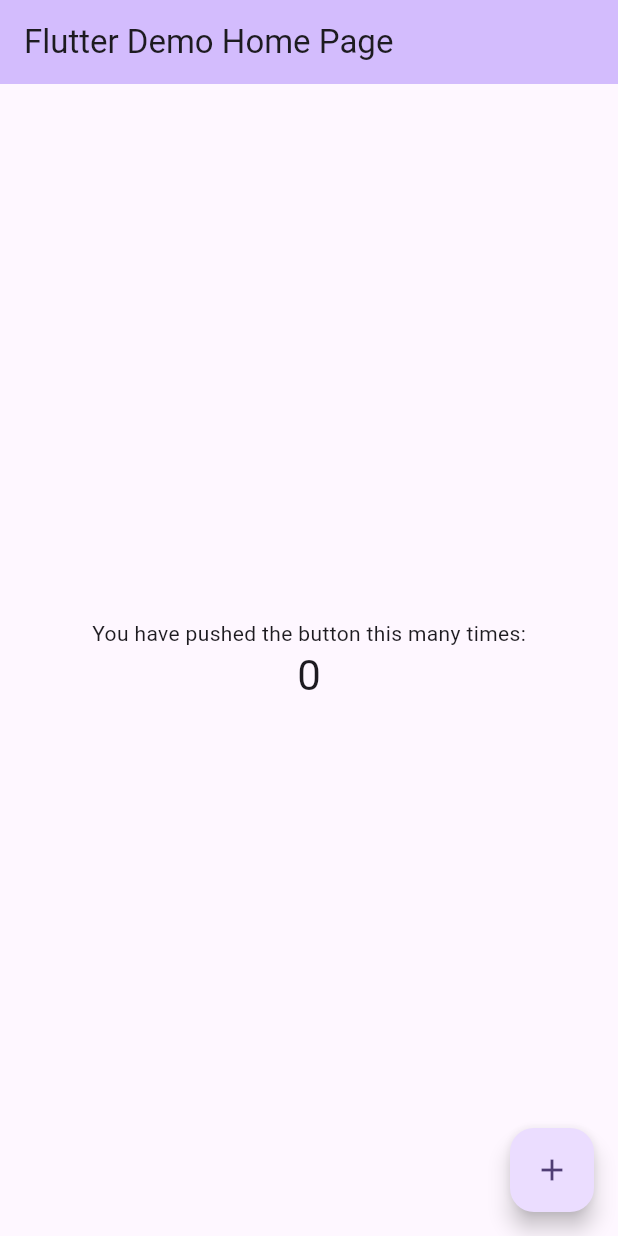
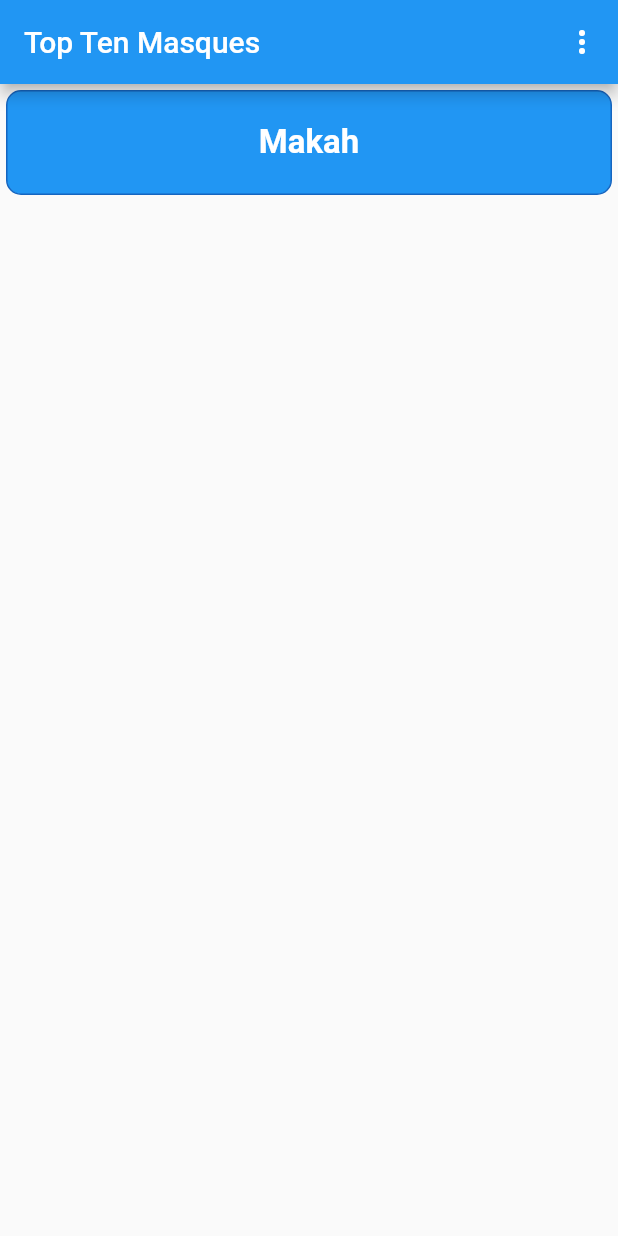
Before and after one commit to HeshmatGhaffariHadid/TopTen, a Flutter app: the screen it shows after launch, on a phone screen of 412 x 824 dp. Run offline on Flutter 3.47's test engine with Material 2 defaults, Android fonts, the phone set to English and light mode, and no system bars.

Commit message:
Popup menu button added

```diff
--- a/lib/main.dart
+++ b/lib/main.dart
@@ -1,125 +1,69 @@
 import 'package:flutter/material.dart';
 
 void main() {
-  runApp(const MyApp());
+  runApp(HomePage());
 }
 
-class MyApp extends StatelessWidget {
-  const MyApp({super.key});
+class HomePage extends StatelessWidget {
+  String selectedOption = '';
 
-  // This widget is the root of your application.
   @override
   Widget build(BuildContext context) {
     return MaterialApp(
-      title: 'Flutter Demo',
-      theme: ThemeData(
-        // This is the theme of your application.
-        //
-        // TRY THIS: Try running your application with "flutter run". You'll see
-        // the application has a blue toolbar. Then, without quitting the app,
-        // try changing the seedColor in the colorScheme below to Colors.green
-        // and then invoke "hot reload" (save your changes or press the "hot
-        // reload" button in a Flutter-supported IDE, or press "r" if you used
-        // the command line to start the app).
-        //
-        // Notice that the counter didn't reset back to zero; the application
-        // state is not lost during the reload. To reset the state, use hot
-        // restart instead.
-        //
-        // This works for code too, not just values: Most code changes can be
-        // tested with just a hot reload.
-        colorScheme: ColorScheme.fromSeed(seedColor: Colors.deepPurple),
-        useMaterial3: true,
+      home: Scaffold(
+        appBar: AppBar(
+          title: Text('Top Ten Masques'),
+          actions: [
+            PopupMenuButton(
+              onSelected: (String selected) {
+                selectedOption = selected;
+              },
+              itemBuilder: (BuildContext context) => [
+                PopupMenuItem(
+                  value: 'share',
+                  child: Text('Share the app'),
                 ),
-      home: const MyHomePage(title: 'Flutter Demo Home Page'),
-    );
-  }
-}
-
-class MyHomePage extends StatefulWidget {
-  const MyHomePage({super.key, required this.title});
-
-  // This widget is the home page of your application. It is stateful, meaning
-  // that it has a State object (defined below) that contains fields that affect
-  // how it looks.
-
-  // This class is the configuration for the state. It holds the values (in this
-  // case the title) provided by the parent (in this case the App widget) and
-  // used by the build method of the State. Fields in a Widget subclass are
-  // always marked "final".
-
-  final String title;
-
-  @override
-  State<MyHomePage> createState() => _MyHomePageState();
-}
-
-class _MyHomePageState extends State<MyHomePage> {
-  int _counter = 0;
-
-  void _incrementCounter() {
-    setState(() {
-      // This call to setState tells the Flutter framework that something has
-      // changed in this State, which causes it to rerun the build method below
-      // so that the display can reflect the updated values. If we changed
-      // _counter without calling setState(), then the build method would not be
-      // called again, and so nothing would appear to happen.
-      _counter++;
-    });
-  }
-
-  @override
-  Widget build(BuildContext context) {
-    // This method is rerun every time setState is called, for instance as done
-    // by the _incrementCounter method above.
-    //
-    // The Flutter framework has been optimized to make rerunning build methods
-    // fast, so that you can just rebuild anything that needs updating rather
-    // than having to individually change instances of widgets.
-    return Scaffold(
-      appBar: AppBar(
-        // TRY THIS: Try changing the color here to a specific color (to
-        // Colors.amber, perhaps?) and trigger a hot reload to see the AppBar
-        // change color while the other colors stay the same.
-        backgroundColor: Theme.of(context).colorScheme.inversePrimary,
-        // Here we take the value from the MyHomePage object that was created by
-        // the App.build method, and use it to set our appbar title.
-        title: Text(widget.title),
+                PopupMenuItem(
+                  value: 'about',
+                  child: Text('About'),
                 ),
-      body: Center(
-        // Center is a layout widget. It takes a single child and positions it
-        // in the middle of the parent.
+                PopupMenuItem(
+                  value: 'exit',
+                  child: Text('Exit'),
+                ),
+              ],
+            ),
+          ],
+        ),
+        body: Padding(
+          padding: const EdgeInsets.all(4.0),
           child: Column(
-          // Column is also a layout widget. It takes a list of children and
-          // arranges them vertically. By default, it sizes itself to fit its
-          // children horizontally, and tries to be as tall as its parent.
-          //
-          // Column has various properties to control how it sizes itself and
-          // how it positions its children. Here we use mainAxisAlignment to
-          // center the children vertically; the main axis here is the vertical
-          // axis because Columns are vertical (the cross axis would be
-          // horizontal).
-          //
-          // TRY THIS: Invoke "debug painting" (choose the "Toggle Debug Paint"
-          // action in the IDE, or press "p" in the console), to see the
-          // wireframe for each widget.
-          mainAxisAlignment: MainAxisAlignment.center,
-          children: <Widget>[
-            const Text(
-              'You have pushed the button this many times:',
+            children: [
+              GestureDetector(
+                onTap: (){
+print('hello');
+                },
+                child: Container(
+                  height: 70,
+                  width: double.infinity,
+                  decoration: BoxDecoration(
+                    color: Colors.blue,
+                    borderRadius: BorderRadius.circular(10),
+                    border: Border.all(color: Colors.blue.shade800),
                   ),
-            Text(
-              '$_counter',
-              style: Theme.of(context).textTheme.headlineMedium,
+                  child: Center(
+                    child: Text('Makah',
+                        style: TextStyle(
+                            color: Colors.white,
+                            fontSize: 22,
+                            fontWeight: FontWeight.bold)),
+                  ),
+                ),
               ),
             ],
           ),
         ),
-      floatingActionButton: FloatingActionButton(
-        onPressed: _incrementCounter,
-        tooltip: 'Increment',
-        child: const Icon(Icons.add),
-      ), // This trailing comma makes auto-formatting nicer for build methods.
+      ),
     );
   }
 }
```
Lines whose indentation alone changed are shown as unchanged.
